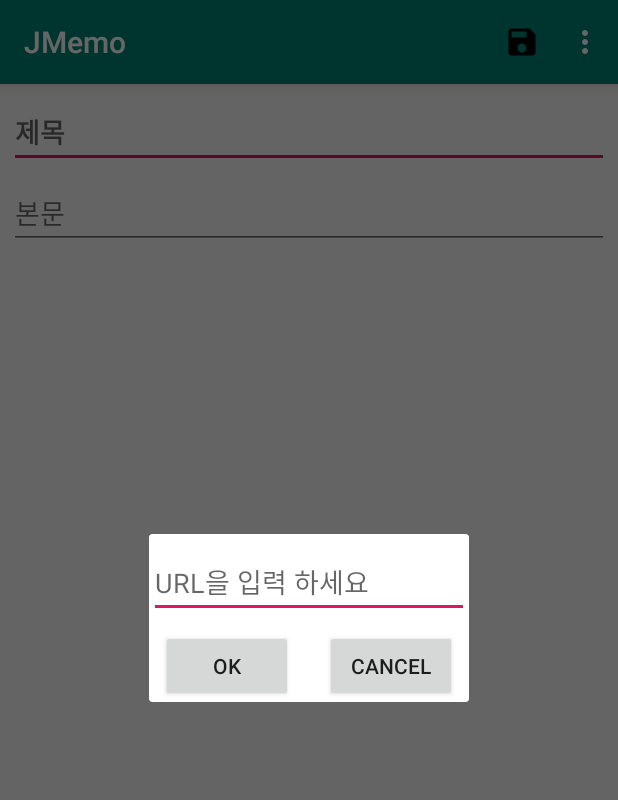
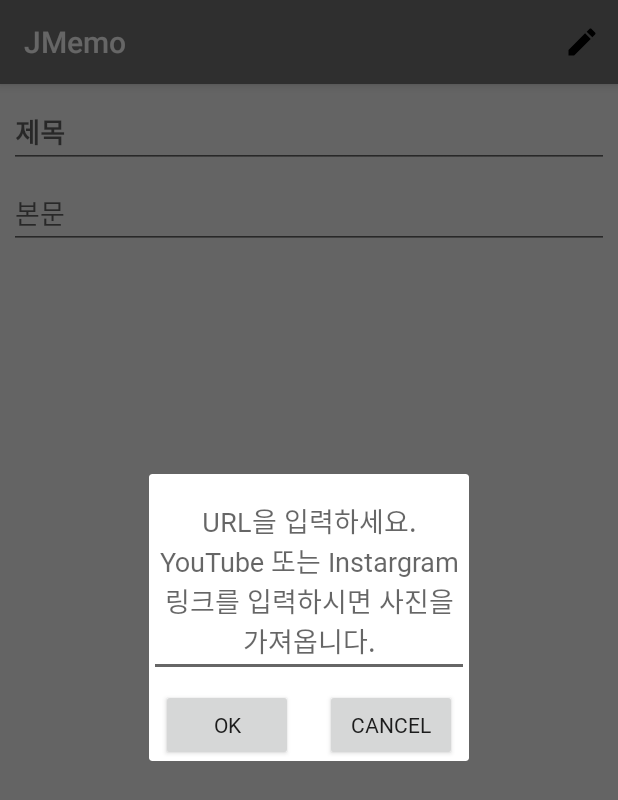
Before and after one commit to lmalma2004/JMemo, an Android app: the fragment UrlDialogFragment placed in its activity, on a phone screen of 412 x 824 dp. Shown: the top 800 px of the screen. Run offline under Robolectric (Android 15) with nearby library versions, the phone set to English and light mode, and no system bars; libraries missing offline, so code that uses them is left out: io.realm, io.realm.kotlin.

Commit message:
상세보기 구현, UI 변경

```diff
--- a/app/src/main/java/com/example/jmemo/activity/EditActivity.kt
+++ b/app/src/main/java/com/example/jmemo/activity/EditActivity.kt
@@ -19,10 +19,11 @@ import androidx.core.content.ContextCompat
 import androidx.fragment.app.Fragment
 import androidx.fragment.app.FragmentPagerAdapter
 import com.example.jmemo.*
-import com.example.jmemo.R.id.deleteMenuItem
+import com.example.jmemo.R.id.action_settings
+import com.example.jmemo.R.id.editMenuItem
 import com.example.jmemo.database.Memo
 import com.example.jmemo.fragment.PhotoFragment
-import com.example.jmemo.fragment.PhotoFragmentPagerAdapter
+import com.example.jmemo.adapter.PhotoFragmentPagerAdapter
 import com.example.jmemo.fragment.UrlDialogFragment
 import io.realm.Realm
 import io.realm.kotlin.createObject
@@ -45,6 +46,8 @@ class EditActivity : UrlDialogFragment.OnUriDialogFragmentInteractionListener, A
     private val REQUEST_IMAGE_GALLERY = 1
     private val addedImages: ArrayList<String> = arrayListOf()
     private val deleteImages: ArrayList<String> = arrayListOf()
+    private val menuItems: ArrayList<MenuItem> = arrayListOf()
+    private var deleteMenuItem: MenuItem? = null
     private var realmImageCnt = 0
 
     inner class JMetadataTask :AsyncTask<String, JMetaData, JMetaData>(){
@@ -77,8 +80,9 @@ class EditActivity : UrlDialogFragment.OnUriDialogFragmentInteractionListener, A
     override fun onCreate(savedInstanceState: Bundle?) {
         super.onCreate(savedInstanceState)
         setContentView(R.layout.activity_edit)
-        setViewFromRealm()
+        setViewFromRealm(false)
         setViewPagerMarginPadding()
+        setEditable(false)
     }
     override fun onDestroy() {
         super.onDestroy()
@@ -100,18 +104,30 @@ class EditActivity : UrlDialogFragment.OnUriDialogFragmentInteractionListener, A
     }
     override fun onCreateOptionsMenu(menu: Menu?): Boolean {
         menuInflater.inflate(R.menu.menu_edit, menu)
-        val deleteMemoItem = menu!!.findItem(deleteMenuItem)
-        val id = intent.getLongExtra("id", -1L)
-        if(id == -1L)
-            deleteMemoItem.setVisible(false)
-        else
-            deleteMemoItem.setVisible(true)
+        val editMenu = menu!!.findItem(editMenuItem)
+        deleteMenuItem = menu!!.findItem(R.id.deleteMenuItem)
+        for(menuItem in 0..menu!!.size() - 1){
+            val currMenu = menu.getItem(menuItem)
+            menuItems.add(currMenu)
+            if(currMenu != editMenu)
+                currMenu.setVisible(false)
+        }
         return true
     }
     override fun onOptionsItemSelected(item: MenuItem): Boolean {
         val id = intent.getLongExtra("id", -1L)
 
         when(item?.itemId){
+            R.id.editMenuItem ->{
+                setEditable(true)
+                for(menuItem in 0..menuItems.size - 1){
+                    menuItems[menuItem].setVisible(true)
+                }
+
+                if(id == -1L)
+                    deleteMenuItem!!.setVisible(false)
+                item.setVisible(false)
+            }
             R.id.cameraMenuItem ->{
                 if(!isPermissionCAMERA())
                     permissionCAMERA()
@@ -230,7 +246,7 @@ class EditActivity : UrlDialogFragment.OnUriDialogFragmentInteractionListener, A
             return
         addedImages.add(image)
 
-        alert(image + "의 URL이 추가되었습니다."){
+        alert(image + "의 사진이 추가되었습니다."){
             yesButton {}
         }.show()
     }
@@ -293,22 +309,22 @@ class EditActivity : UrlDialogFragment.OnUriDialogFragmentInteractionListener, A
         }.show()
     }
 
-    private fun setViewFromRealm(){
+    private fun setViewFromRealm(deleteButtonVisible: Boolean){
         val id = intent.getLongExtra("id", -1L)
         if(id == -1L)
             return
         val memo = realm.where<Memo>().equalTo("id", id).findFirst()!!
         titleEditText.setText(memo.title)
         bodyEditText.setText(memo.body)
-        setImageFromRealm(id)
+        setImageFromRealm(id, deleteButtonVisible)
     }
-    private fun setImageFromRealm(id: Long){
+    private fun setImageFromRealm(id: Long, deleteButtonVisible: Boolean){
         val currMemo = realm.where<Memo>().equalTo("id", id).findFirst()!!
         val images = currMemo.images
         val fragments = ArrayList<Fragment>()
         if(images.size != 0){
             for(image in 0..images.size - 1){
-                fragments.add(PhotoFragment.newInstance(images[image]!!, id))
+                fragments.add(PhotoFragment.newInstance(images[image]!!, id, deleteButtonVisible))
             }
         }
         val adapter = PhotoFragmentPagerAdapter(
@@ -322,7 +338,7 @@ class EditActivity : UrlDialogFragment.OnUriDialogFragmentInteractionListener, A
         val fragments = ArrayList<Fragment>()
         if(addedImages.size != 0){
             fragments.add(
-                PhotoFragment.newInstance(addedImages[image], image-1L)
+                PhotoFragment.newInstance(addedImages[image], image-1L, true)
             )
         }
         //이미 사진들이 있는 경우
@@ -366,5 +382,16 @@ class EditActivity : UrlDialogFragment.OnUriDialogFragmentInteractionListener, A
         viewPager.setPadding(margin.toInt(), 0, margin.toInt(), 0)
         viewPager.pageMargin = margin.toInt() / 2
     }
+    private fun setEditable(editable: Boolean){
+        if(editable){
+            titleEditText.isFocusableInTouchMode = true
+            bodyEditText.isFocusableInTouchMode = true
+            setViewFromRealm(true)
+        }
+        else{
+            titleEditText.isFocusableInTouchMode = false
+            bodyEditText.isFocusableInTouchMode = false
+        }
+    }
 
 }
--- a/app/src/main/java/com/example/jmemo/activity/MainActivity.kt
+++ b/app/src/main/java/com/example/jmemo/activity/MainActivity.kt
@@ -5,7 +5,7 @@ import androidx.appcompat.app.AppCompatActivity
 import android.view.Menu
 import android.view.MenuItem
 import com.example.jmemo.database.Memo
-import com.example.jmemo.database.MemoGridAdapter
+import com.example.jmemo.adapter.MemoGridAdapter
 import com.example.jmemo.R
 import io.realm.Realm
 import io.realm.Sort
--- /dev/null
+++ b/app/src/main/res/drawable/ic_mode_edit_black_24dp.xml
@@ -0,0 +1,9 @@
+<vector xmlns:android="http://schemas.android.com/apk/res/android"
+        android:width="24dp"
+        android:height="24dp"
+        android:viewportWidth="24.0"
+        android:viewportHeight="24.0">
+    <path
+        android:fillColor="#FF000000"
+        android:pathData="M3,17.25V21h3.75L17.81,9.94l-3.75,-3.75L3,17.25zM20.71,7.04c0.39,-0.39 0.39,-1.02 0,-1.41l-2.34,-2.34c-0.39,-0.39 -1.02,-0.39 -1.41,0l-1.83,1.83 3.75,3.75 1.83,-1.83z"/>
+</vector>
--- /dev/null
+++ b/app/src/main/res/layout-v26/dialog_input_uri.xml
@@ -0,0 +1,44 @@
+<?xml version="1.0" encoding="utf-8"?>
+<androidx.constraintlayout.widget.ConstraintLayout xmlns:android="http://schemas.android.com/apk/res/android"
+    xmlns:app="http://schemas.android.com/apk/res-auto"
+    xmlns:tools="http://schemas.android.com/tools"
+    android:layout_width="wrap_content"
+    android:layout_height="wrap_content">
+
+    <EditText
+        android:id="@+id/urlEditText"
+        android:layout_width="wrap_content"
+        android:layout_height="wrap_content"
+        android:layout_marginTop="8dp"
+        android:autofillHints=""
+        android:ems="10"
+        android:fontFamily="@font/nanumbarunpenr"
+        android:gravity="center"
+        android:hint="@string/input_url"
+        android:inputType="textUri|textMultiLine|text"
+        app:layout_constraintEnd_toEndOf="parent"
+        app:layout_constraintStart_toStartOf="parent"
+        app:layout_constraintTop_toTopOf="parent" />
+
+    <Button
+        android:id="@+id/okButton"
+        android:layout_width="wrap_content"
+        android:layout_height="wrap_content"
+        android:layout_marginStart="8dp"
+        android:layout_marginTop="8dp"
+        android:fontFamily="@font/nanumbarunpenb"
+        android:text="@android:string/ok"
+        app:layout_constraintStart_toStartOf="parent"
+        app:layout_constraintTop_toBottomOf="@+id/urlEditText" />
+
+    <Button
+        android:id="@+id/cancelButton"
+        android:layout_width="wrap_content"
+        android:layout_height="wrap_content"
+        android:layout_marginTop="8dp"
+        android:layout_marginEnd="8dp"
+        android:fontFamily="@font/nanumbarunpenb"
+        android:text="@string/cancel"
+        app:layout_constraintEnd_toEndOf="parent"
+        app:layout_constraintTop_toBottomOf="@+id/urlEditText" />
+</androidx.constraintlayout.widget.ConstraintLayout>
--- a/app/src/main/res/layout/activity_edit.xml
+++ b/app/src/main/res/layout/activity_edit.xml
@@ -27,6 +27,7 @@
             android:importantForAutofill="no"
             android:inputType="text"
             android:textStyle="bold"
+            android:fontFamily="@font/nanumbarunpenr"
             app:layout_constraintEnd_toEndOf="parent"
             app:layout_constraintStart_toStartOf="parent"
             app:layout_constraintTop_toTopOf="parent"
@@ -46,6 +47,7 @@
             android:importantForAutofill="no"
             android:inputType="textMultiLine"
             android:scrollbars="vertical"
+            android:fontFamily="@font/nanumbarunpenr"
             app:layout_constraintEnd_toEndOf="parent"
             app:layout_constraintStart_toStartOf="parent"
             app:layout_constraintTop_toBottomOf="@+id/titleEditText"
--- a/app/src/main/res/layout/dialog_input_uri.xml
+++ b/app/src/main/res/layout/dialog_input_uri.xml
@@ -11,8 +11,11 @@
         android:layout_height="wrap_content"
         android:layout_marginTop="8dp"
         android:ems="10"
-        android:hint="URL을 입력 하세요"
-        android:inputType="textPersonName"
+        android:fontFamily="@font/nanumbarunpenr"
+        android:gravity="center"
+        android:hint="@string/input_url"
+        android:importantForAutofill="no"
+        android:inputType="textUri|textMultiLine|text"
         app:layout_constraintEnd_toEndOf="parent"
         app:layout_constraintStart_toStartOf="parent"
         app:layout_constraintTop_toTopOf="parent" />
@@ -23,7 +26,8 @@
         android:layout_height="wrap_content"
         android:layout_marginStart="8dp"
         android:layout_marginTop="8dp"
-        android:text="OK"
+        android:fontFamily="@font/nanumbarunpenb"
+        android:text="@android:string/ok"
         app:layout_constraintStart_toStartOf="parent"
         app:layout_constraintTop_toBottomOf="@+id/urlEditText" />
 
@@ -33,7 +37,8 @@
         android:layout_height="wrap_content"
         android:layout_marginTop="8dp"
         android:layout_marginEnd="8dp"
-        android:text="CANCEL"
+        android:fontFamily="@font/nanumbarunpenb"
+        android:text="@string/cancel"
         app:layout_constraintEnd_toEndOf="parent"
         app:layout_constraintTop_toBottomOf="@+id/urlEditText" />
 </androidx.constraintlayout.widget.ConstraintLayout>
--- a/app/src/main/res/layout/fragment_photo.xml
+++ b/app/src/main/res/layout/fragment_photo.xml
@@ -20,7 +20,7 @@
         android:id="@+id/imageDeleteButton"
         android:layout_width="25dp"
         android:layout_height="25dp"
-            android:layout_gravity="top|right"
+        android:layout_gravity="top|end"
         android:background="#00000000"
         android:contentDescription="@string/image_delete"
         android:scaleType="fitXY"
--- a/app/src/main/res/menu/menu_edit.xml
+++ b/app/src/main/res/menu/menu_edit.xml
@@ -3,6 +3,11 @@
     xmlns:android="http://schemas.android.com/apk/res/android"
     xmlns:tools="http://schemas.android.com/tools"
     tools:context="com.example.jmemo.activity.EditActivity">
+    <item
+        android:title="@string/menu_edit"
+        android:icon="@drawable/ic_mode_edit_black_24dp"
+        android:id="@+id/editMenuItem"
+        app:showAsAction="ifRoom"/>
     <item
         android:id="@+id/deleteMenuItem"
         android:icon="@drawable/ic_delete_black_24dp"
--- a/app/src/main/res/values/colors.xml
+++ b/app/src/main/res/values/colors.xml
@@ -1,6 +1,6 @@
 <?xml version="1.0" encoding="utf-8"?>
 <resources>
-    <color name="colorPrimary">#008577</color>
-    <color name="colorPrimaryDark">#00574B</color>
-    <color name="colorAccent">#D81B60</color>
+    <color name="colorPrimary">#777777</color>
+    <color name="colorPrimaryDark">#aaaaaa</color>
+    <color name="colorAccent">#666666</color>
 </resources>
--- a/app/src/main/res/values/strings.xml
+++ b/app/src/main/res/values/strings.xml
@@ -6,10 +6,14 @@
     <string name="menu_url">URL</string>
     <string name="menu_save">Save</string>
     <string name="menu_delete">Delete</string>
+    <string name="menu_edit">편집</string>
     <string name="title">제목</string>
     <string name="body">본문</string>
+    <string name="date">2020년 02월 24일</string>
     <string name="image">사진</string>
     <string name="image_delete">삭제버튼</string>
+    <string name="input_url">URL을 입력하세요.\nYouTube 또는 Instargram 링크를 입력하시면 사진을 가져옵니다.</string>
+    <string name="cancel">CANCEL</string>
 
     <!-- TODO: Remove or change this placeholder text -->
     <string name="hello_blank_fragment">Hello blank fragment</string>
```
Also changed, not shown: app/src/main/java/com/example/jmemo/adapter/MemoGirdRecycleAdapter.kt (added, +61 -0 lines), app/src/main/java/com/example/jmemo/adapter/MemoGridAdapter.kt (added, +61 -0 lines), app/src/main/java/com/example/jmemo/adapter/PhotoFragmentPagerAdapter.kt (added, +36 -0 lines), app/src/main/java/com/example/jmemo/database/MemoGridAdapter.kt (deleted, +0 -60 lines), app/src/main/java/com/example/jmemo/fragment/PhotoFragment.kt (+11 -24 lines), app/src/main/java/com/example/jmemo/fragment/PhotoFragmentPagerAdapter.kt (deleted, +0 -35 lines), app/src/main/res/layout/item_memo.xml (+6 -3 lines), app/src/main/res/values/styles.xml (+13 -1 lines), 2 other files. Lines whose indentation alone changed are shown as unchanged.
